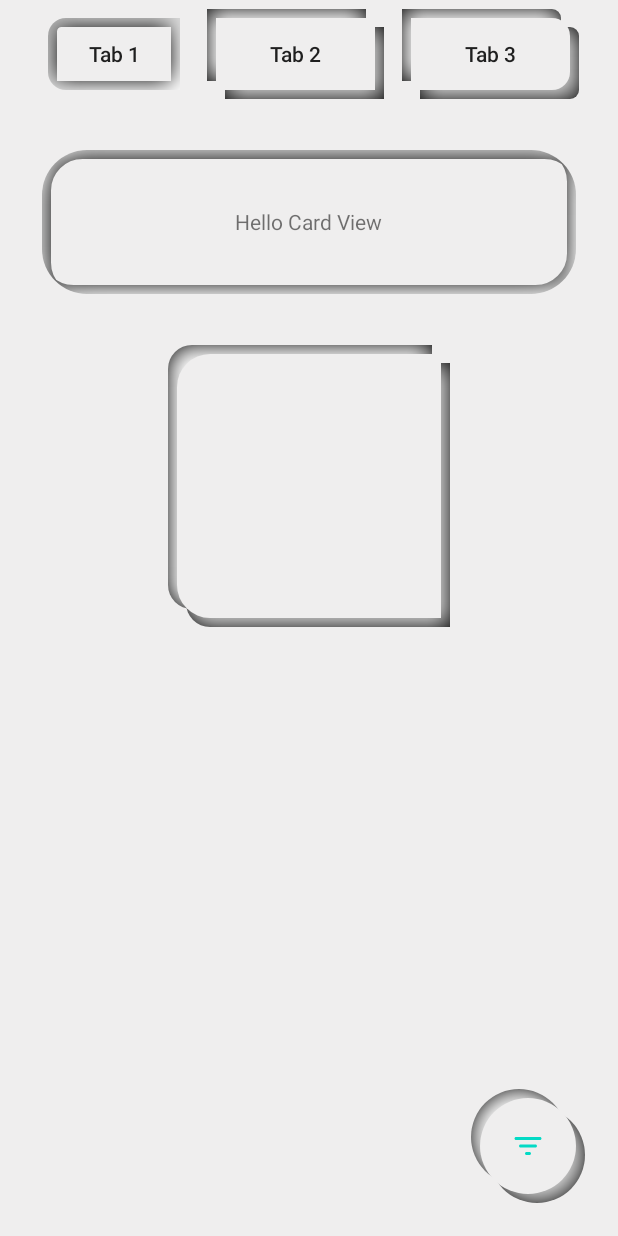
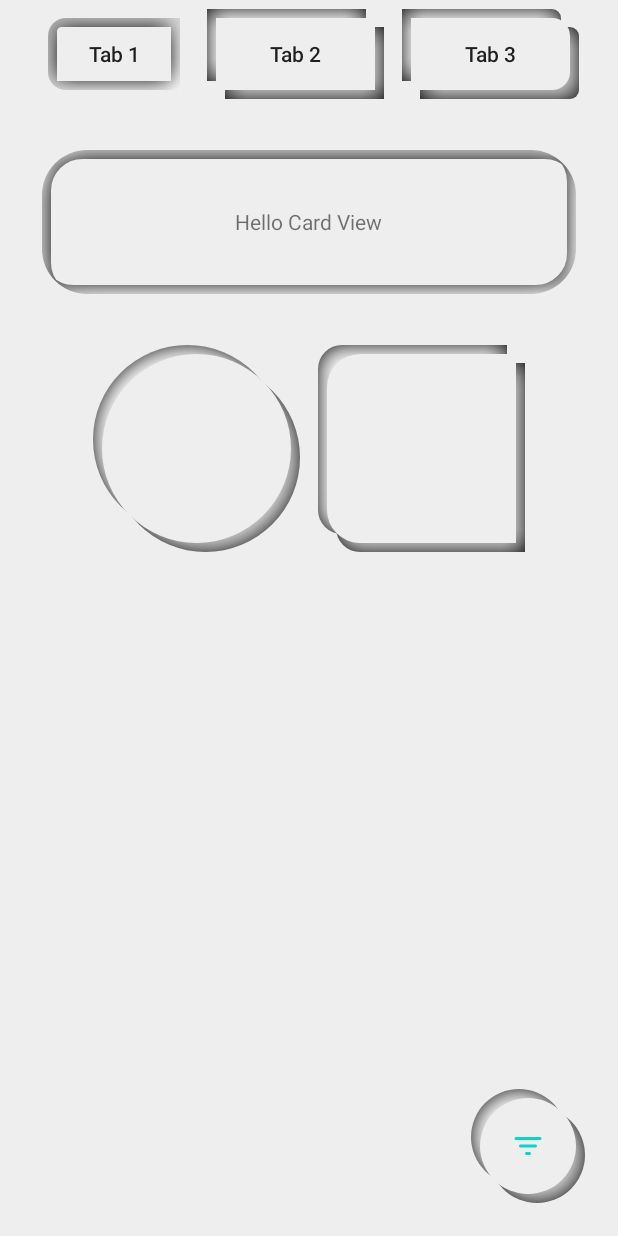
Before and after one commit to SimformSolutionsPvtLtd/SSAndroidNeumorphicKit, an Android app: the layout activity_main.xml on its own in the app's theme, with its tools: preview values and no code run, on a phone screen of 412 x 824 dp. Run offline under Robolectric (Android 15) with nearby library versions, the phone set to English and light mode, and no system bars.

Commit message:
Rounded corner support for ImageButton

```diff
--- a/app/src/main/res/layout/activity_main.xml
+++ b/app/src/main/res/layout/activity_main.xml
@@ -26,8 +26,8 @@
         style="@style/Widget.Numorph.Button"
         android:layout_width="wrap_content"
         android:layout_height="wrap_content"
+        android:minWidth="130dp"
         android:text="Tab 2"
-        android:minWidth="130dp"
         android:textAllCaps="false"
         app:layout_constraintEnd_toStartOf="@+id/numorphButton3"
         app:layout_constraintHorizontal_bias="0.5"
@@ -41,8 +41,8 @@
         style="@style/Widget.Numorph.Button"
         android:layout_width="wrap_content"
         android:layout_height="wrap_content"
+        android:minWidth="130dp"
         android:text="Tab 3"
-        android:minWidth="130dp"
         android:textAllCaps="false"
         app:layout_constraintEnd_toEndOf="parent"
         app:layout_constraintHorizontal_bias="0.5"
@@ -73,26 +73,39 @@
     </com.simformsolutions.numorphic.component.NumorphCardView>
 
     <com.simformsolutions.numorphic.component.NumorphImageView
+        android:id="@+id/imageView"
+        style="@style/Widget.Numorph.ImageView"
+        android:layout_width="150dp"
+        android:layout_height="150dp"
+        android:layout_marginTop="16dp"
+        app:layout_constraintEnd_toStartOf="@id/imageButton"
+        app:layout_constraintHorizontal_bias="0.5"
+        app:layout_constraintHorizontal_chainStyle="packed"
+        app:layout_constraintStart_toStartOf="parent"
+        app:layout_constraintTop_toBottomOf="@id/numorphCardView"
+        app:numorph_shapeAppearance="@style/ShapeAppearance.Circular" />
+
+    <com.simformsolutions.numorphic.component.NumorphImageButton
         android:id="@+id/imageButton"
-        style="@style/Widget.Numorph.ImageView"
-        android:layout_width="200dp"
-        android:layout_height="200dp"
+        style="@style/Widget.Numorph.ImageButton"
+        android:layout_width="150dp"
+        android:layout_height="150dp"
         android:layout_marginTop="16dp"
-        android:padding="16dp"
         app:layout_constraintEnd_toEndOf="parent"
-        app:layout_constraintStart_toStartOf="parent"
-        app:layout_constraintTop_toBottomOf="@+id/numorphCardView"
+        app:layout_constraintHorizontal_bias="0.5"
+        app:layout_constraintStart_toEndOf="@id/imageView"
+        app:layout_constraintTop_toBottomOf="@id/numorphCardView"
         app:numorph_shapeAppearance="@style/ShapeAppearance.ImageRounded" />
 
     <com.simformsolutions.numorphic.component.NumorphFloatingActionButton
         style="@style/Widget.Numorph.FloatingActionButton"
         android:layout_width="wrap_content"
         android:layout_height="wrap_content"
+        android:layout_margin="16dp"
         android:minWidth="88dp"
         android:minHeight="88dp"
+        android:scaleType="centerInside"
         android:src="@drawable/ic_filter"
-        android:layout_margin="16dp"
-        android:scaleType="centerInside"
         app:layout_constraintBottom_toBottomOf="parent"
         app:layout_constraintEnd_toEndOf="parent" />
 
```
Also changed, not shown: app/src/main/java/com/simformsolutions/numorphic/demo/MainActivity.kt (+8 -6 lines), numorphic/src/main/java/com/simformsolutions/numorphic/component/NumorphImageButton.kt (+19 -0 lines).
